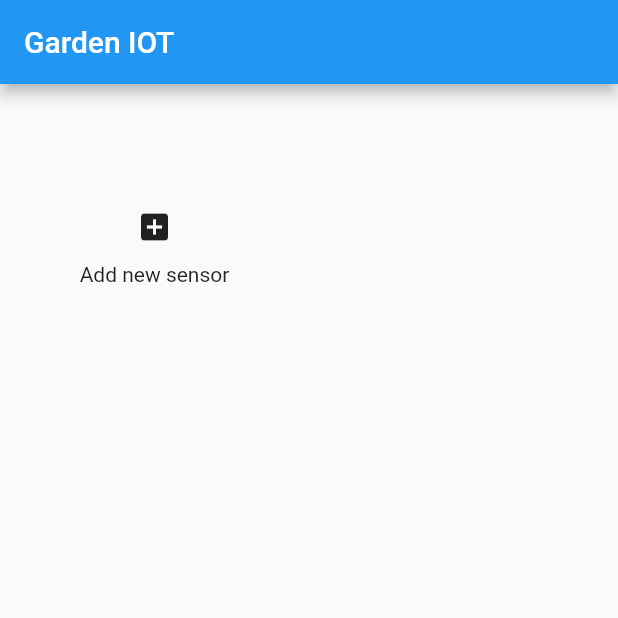
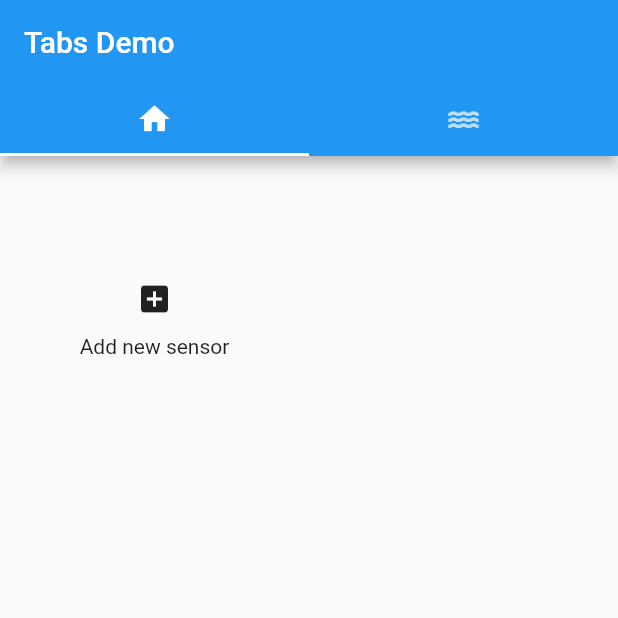
Before and after one commit to andysturrock/GardenIOT, a Flutter app: the screen it shows after launch, on a phone screen of 412 x 824 dp, the top half of it. Run offline on Flutter 3.47's test engine with Material 2 defaults, Android fonts, the phone set to English and light mode, and no system bars; our stand-ins replace numberpicker, syncfusion_flutter_gauges.

Commit message:
interim commit

```diff
--- a/UI/garden_iot/lib/dial_grid_tile.dart
+++ b/UI/garden_iot/lib/dial_grid_tile.dart
@@ -1,6 +1,5 @@
 import 'package:flutter/material.dart';
 import 'package:garden_iot/dial_editor.dart';
-import 'package:garden_iot/dial_type_dropdown.dart';
 
 class DialGridTile extends StatefulWidget {
   final int initialIndex;
--- a/UI/garden_iot/lib/main.dart
+++ b/UI/garden_iot/lib/main.dart
@@ -1,6 +1,7 @@
 import 'package:flutter/material.dart';
 import 'package:garden_iot/dials_grid.dart';
 import 'package:garden_iot/temperature_model.dart';
+import 'package:garden_iot/water_now.dart';
 import 'package:provider/provider.dart';
 
 void main() {
@@ -21,14 +22,28 @@ class MyApp extends StatelessWidget {
   @override
   Widget build(BuildContext context) {
     return MaterialApp(
-        title: 'Greenhouse',
-        theme: ThemeData(
-          primaryColor: Colors.white,
+      home: DefaultTabController(
+        length: 2,
+        child: Scaffold(
+          appBar: AppBar(
+            bottom: const TabBar(
+              tabs: [
+                Tab(icon: Icon(Icons.home)),
+                Tab(icon: Icon(Icons.water)),
+              ],
+            ),
+            title: const Text('Tabs Demo'),
+          ),
+          body: TabBarView(
+            children: [
+              // TODO this recreates the entire DialsGrid each time the tab is opened.
+              // Need to persist state.
+              DialsGrid(),
+              WaterNowGrid(),
+            ],
+          ),
         ),
-        home: Scaffold(
-            appBar: AppBar(
-              title: Text('Garden IOT'),
-            ),
-            body: DialsGrid()));
+      ),
+    );
   }
 }
--- a/UI/garden_iot/pubspec.yaml
+++ b/UI/garden_iot/pubspec.yaml
@@ -33,6 +33,7 @@ dependencies:
   provider: ^5.0.0
   numberpicker: ^2.1.1
   path_provider: ^2.0.2
+  mqtt_client: ^9.6.8
 
 dev_dependencies:
   flutter_test:
```
Also changed, not shown: UI/garden_iot/lib/water_now.dart (added, +29 -0 lines), UI/garden_iot/lib/water_now_button.dart (added, +41 -0 lines), 4 other files.
